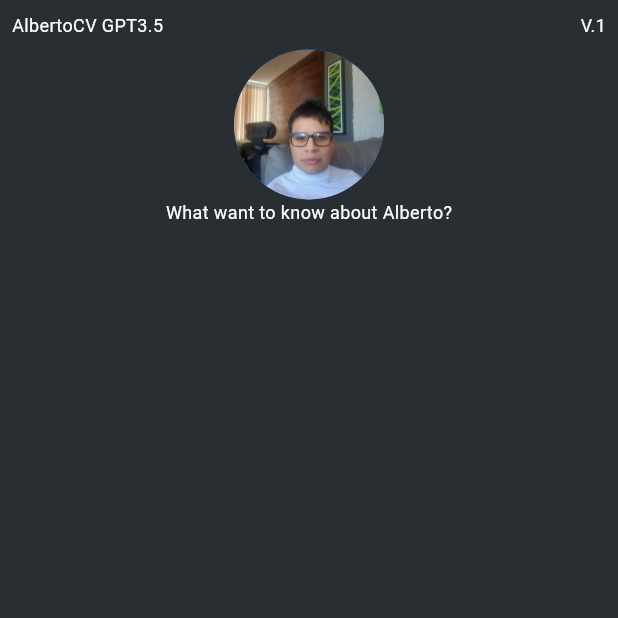
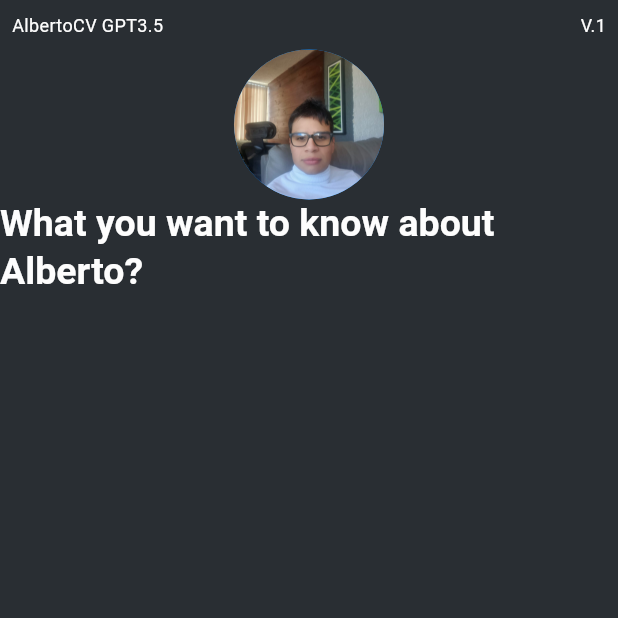
Before and after one commit to albint3r/ai-chat-bot-api, a Flutter app: the screen it shows after launch, on a phone screen of 412 x 824 dp, the top half of it. Run offline on Flutter 3.47's test engine with Material 3 defaults, Android fonts, the phone set to English and light mode, and no system bars; our stand-ins replace auto_route, bloc, dio, freezed_annotation, get_it, injectable; missing offline and left inert: a package.

Commit message:
Add Title Widget

```diff
--- a/lib/presentation/chatbot/widgets/body_chatbot.dart
+++ b/lib/presentation/chatbot/widgets/body_chatbot.dart
@@ -1,6 +1,6 @@
 import 'package:flutter/material.dart';
 
-import '../../gen/assets.gen.dart';
+import '../../core/widgets/text/text_title.dart';
 import 'avatar_picture.dart';
 import 'top_row_indicators.dart';
 
@@ -9,11 +9,11 @@ class BodyChatBot extends StatelessWidget {
 
   @override
   Widget build(BuildContext context) {
-    return const Column(
+    return Column(
       children: [
-        TopRowIndicators(),
-        AvatarPicture(),
-        Text('What want to know about Alberto?'),
+        const TopRowIndicators(),
+        const AvatarPicture(),
+        TextTitle.h1('What you want to know about Alberto?'),
       ],
     );
   }
--- /dev/null
+++ b/lib/presentation/core/widgets/text/text_title.dart
@@ -0,0 +1,85 @@
+import 'package:flutter/material.dart';
+
+import 'title_type.dart';
+
+class TextTitle extends StatelessWidget {
+  const TextTitle(
+    this.text, {
+    required this.titleType,
+    this.color,
+    this.textAlign,
+  });
+
+  factory TextTitle.h1(
+    String text, {
+    TextAlign? textAlign,
+    Color? color,
+  }) =>
+      TextTitle(
+        text,
+        titleType: TitleType.h1,
+        color: color,
+        textAlign: textAlign,
+      );
+
+  factory TextTitle.h2(
+    String text, {
+    TextAlign? textAlign,
+    Color? color,
+  }) =>
+      TextTitle(
+        text,
+        titleType: TitleType.h2,
+        color: color,
+        textAlign: textAlign,
+      );
+
+  factory TextTitle.h3(
+    String text, {
+    TextAlign? textAlign,
+    Color? color,
+  }) =>
+      TextTitle(
+        text,
+        titleType: TitleType.h3,
+        color: color,
+        textAlign: textAlign,
+      );
+
+  final String text;
+  final TitleType titleType;
+  final Color? color;
+  final TextAlign? textAlign;
+
+  TextStyle? _getTextStyle(TextTheme textTheme) {
+    switch (titleType) {
+      case (TitleType.h1):
+        {
+          return textTheme.titleLarge;
+        }
+      case (TitleType.h2):
+        {
+          return textTheme.titleMedium;
+        }
+      case (TitleType.h3):
+        {
+          return textTheme.titleSmall;
+        }
+    }
+  }
+
+  @override
+  Widget build(BuildContext context) {
+    final theme = Theme.of(context);
+    final textTheme = theme.textTheme;
+    final textStyle = _getTextStyle(textTheme);
+
+    return Text(
+      text,
+      textAlign: textAlign,
+      style: textStyle?.copyWith(
+        color: color,
+      ),
+    );
+  }
+}
--- /dev/null
+++ b/lib/presentation/core/widgets/text/title_type.dart
@@ -0,0 +1,5 @@
+enum TitleType {
+  h1,
+  h2,
+  h3,
+}
```
